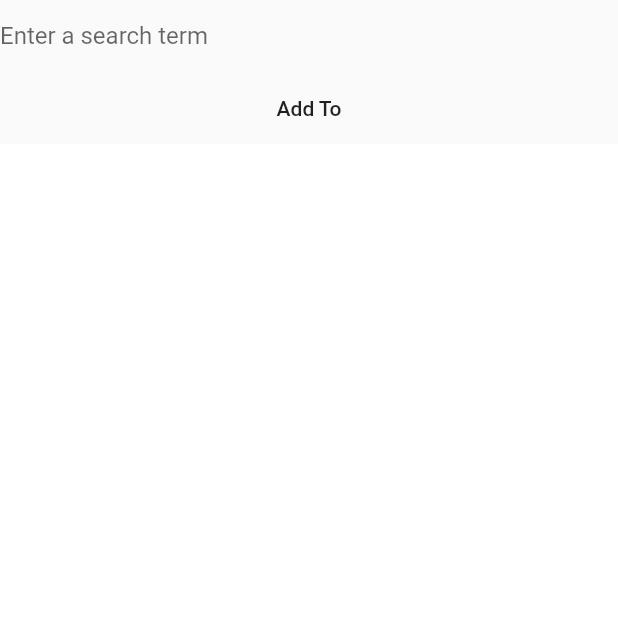
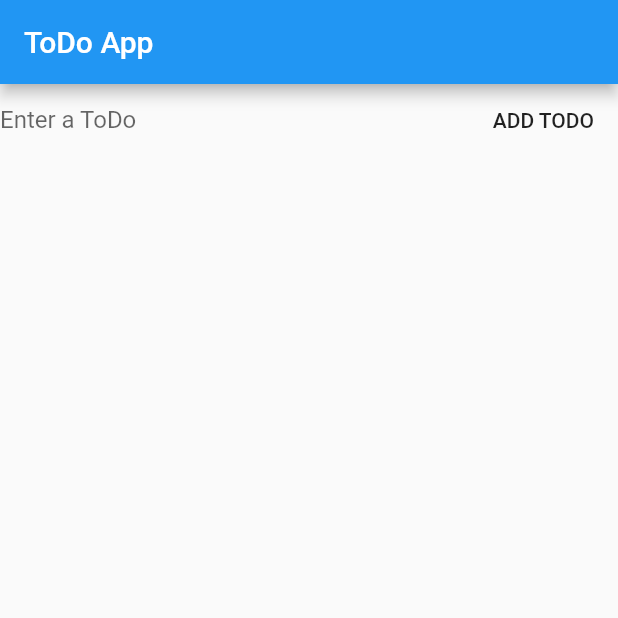
Before and after one commit to sanadsadhik/todo_app, a Flutter app: the screen it shows after launch, on a phone screen of 412 x 824 dp, the top half of it. Run offline on Flutter 3.47's test engine with Material 2 defaults, Android fonts, the phone set to English and light mode, and no system bars.

Commit message:
screen 1 done

```diff
--- a/lib/ToDoModelScreen.dart
+++ /dev/null
@@ -1,51 +0,0 @@
-import 'package:flutter/cupertino.dart';
-import 'package:flutter/material.dart';
-import 'package:flutter/rendering.dart';
-import 'package:scoped_model/scoped_model.dart';
-
-class ToDoModelScreen extends StatefulWidget {
-  ToDoModelScreen({Key key}) : super(key: key);
-  _ToDoModelScreenState createState() => _ToDoModelScreenState();
-}
-
-class _ToDoModelScreenState extends State<ToDoModelScreen> {
-  @override
-  Widget build(BuildContext context) {
-    return Container(
-        child: Column(
-      mainAxisAlignment: MainAxisAlignment.start,
-      children: <Widget>[
-        Material(
-          child: _buildTextContainer(),
-        )
-      ],
-    ));
-  }
-
-  Widget _buildTextContainer() {
-    return Align(
-        child: Container(
-            child: Column(children: <Widget>[
-      _textContainer(),
-      _buttonContainer(),
-    ])));
-  }
-
-  Widget _textContainer() {
-    return TextField(
-      decoration: InputDecoration(
-          border: InputBorder.none, hintText: 'Enter a search term'),
-    );
-  }
-
-  Widget _buttonContainer() {
-    return FlatButton(
-      onPressed: () {
-        /*...*/
-      },
-      child: Text(
-        "Add To",
-      ),
-    );
-  }
-}
--- /dev/null
+++ b/lib/ToDoScreen.dart
@@ -0,0 +1,83 @@
+import 'package:flutter/cupertino.dart';
+import 'package:flutter/material.dart';
+import 'package:flutter/rendering.dart';
+import 'package:scoped_model/scoped_model.dart';
+import 'package:todo_app/model/ToDoModel.dart';
+
+class ToDoScreen extends StatelessWidget {
+  ToDoModel model;
+  BuildContext context;
+
+  @override
+  Widget build(BuildContext context) {
+    return ScopedModelDescendant<ToDoModel>(
+        builder: (context, child, todomodel) {
+      this.context = context;
+      this.model = todomodel;
+      return Scaffold(
+        appBar: AppBar(
+          title: Text("ToDo App"),
+        ),
+        body: _buildMainContent(),
+      );
+    });
+  }
+
+  _buildMainContent() {
+    return Column(children: <Widget>[
+      _buildToDoEntry(),
+      _buildToDoList(),
+    ]);
+  }
+
+  _buildToDoEntry() {
+    final todoTextController = TextEditingController();
+
+    return Row(
+      children: <Widget>[
+        Flexible(
+          child: TextField(
+            controller: todoTextController,
+            decoration: InputDecoration(
+                border: InputBorder.none, hintText: 'Enter a ToDo'),
+          ),
+        ),
+        FlatButton(
+          onPressed: () {
+            if (todoTextController.text.isNotEmpty) {
+              model.addTodo(ToDo(todoTextController.text));
+            }
+            todoTextController.clear();
+          },
+          child: Text(
+            "ADD TODO",
+          ),
+        )
+      ],
+    );
+  }
+
+  _buildToDoList() {
+    return Expanded(
+        child: SizedBox(
+            height: 200.0,
+            child: new ListView.builder(
+              itemCount: model.todosCount,
+              itemBuilder: (context, index) {
+                return buildTodotext(model.todos[index]);
+              },
+            )));
+  }
+
+  buildTodotext(ToDo todo) {
+    return Flexible(
+      fit: FlexFit.tight,
+      flex: 1,
+      child: Text(
+        todo.title,
+      ),
+    );
+  }
+}
+
+// Widget displaySingleToDo(TodoModel model) {}
--- a/lib/main.dart
+++ b/lib/main.dart
@@ -1,6 +1,7 @@
 import 'package:flutter/material.dart';
-import 'ToDoModelScreen.dart';
+import 'ToDoScreen.dart';
 import 'package:scoped_model/scoped_model.dart';
+import 'package:todo_app/model/ToDoModel.dart';
 
 void main() {
   runApp(MyApp());
@@ -11,12 +12,14 @@ class MyApp extends StatelessWidget {
   @override
   Widget build(BuildContext context) {
     return MaterialApp(
-      title: 'ToDo App',
-      theme: ThemeData(
-        primarySwatch: Colors.blue,
-        visualDensity: VisualDensity.adaptivePlatformDensity,
-      ),
-      home: ToDoModelScreen(),
-    );
+        title: 'ToDo App',
+        theme: ThemeData(
+          primarySwatch: Colors.blue,
+          visualDensity: VisualDensity.adaptivePlatformDensity,
+        ),
+        home: ScopedModel(
+          model: ToDoModel(),
+          child: ToDoScreen(),
+        ));
   }
 }
--- /dev/null
+++ b/lib/model/ToDoModel.dart
@@ -0,0 +1,33 @@
+import 'package:scoped_model/scoped_model.dart';
+import 'package:uuid/uuid.dart';
+
+class ToDo {
+  var _uuid = Uuid();
+  String _title;
+  String _id;
+
+  ToDo(this._title) {
+    this._id = _uuid.v4().toString();
+  }
+
+  String get id => _id;
+  String get title => _title;
+
+  @override
+  String toString() => "$title $id";
+}
+
+class ToDoModel extends Model {
+  List<ToDo> _todosList = [];
+  bool _displayToDo = false;
+
+  List<ToDo> get todos => _todosList;
+
+  int get todosCount => _todosList.length;
+  get displayToDo => _displayToDo;
+
+  void addTodo(ToDo todo, {int position = 0}) {
+    _todosList.insert(position, todo);
+    notifyListeners();
+  }
+}
--- a/pubspec.yaml
+++ b/pubspec.yaml
@@ -27,6 +27,7 @@ dependencies:
   # Use with the CupertinoIcons class for iOS style icons.
   cupertino_icons: ^0.1.3
   scoped_model: ^1.0.1
+  uuid: ^2.2.0
 
 dev_dependencies:
   flutter_test:
```
Also changed, not shown: pubspec.lock.
